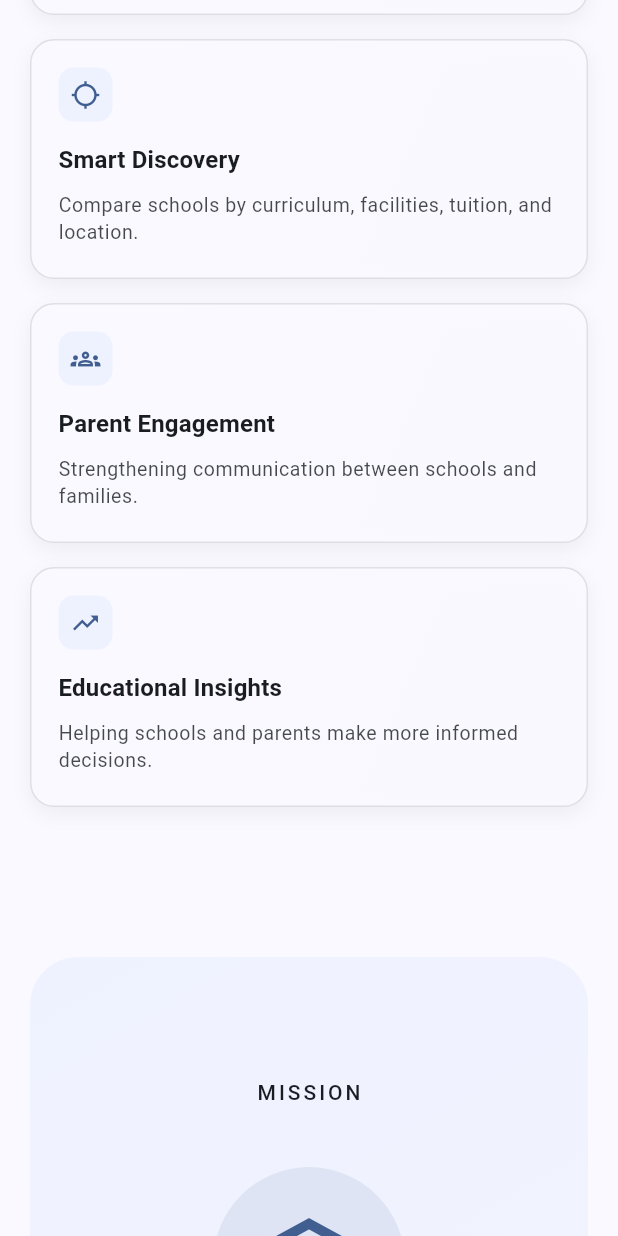
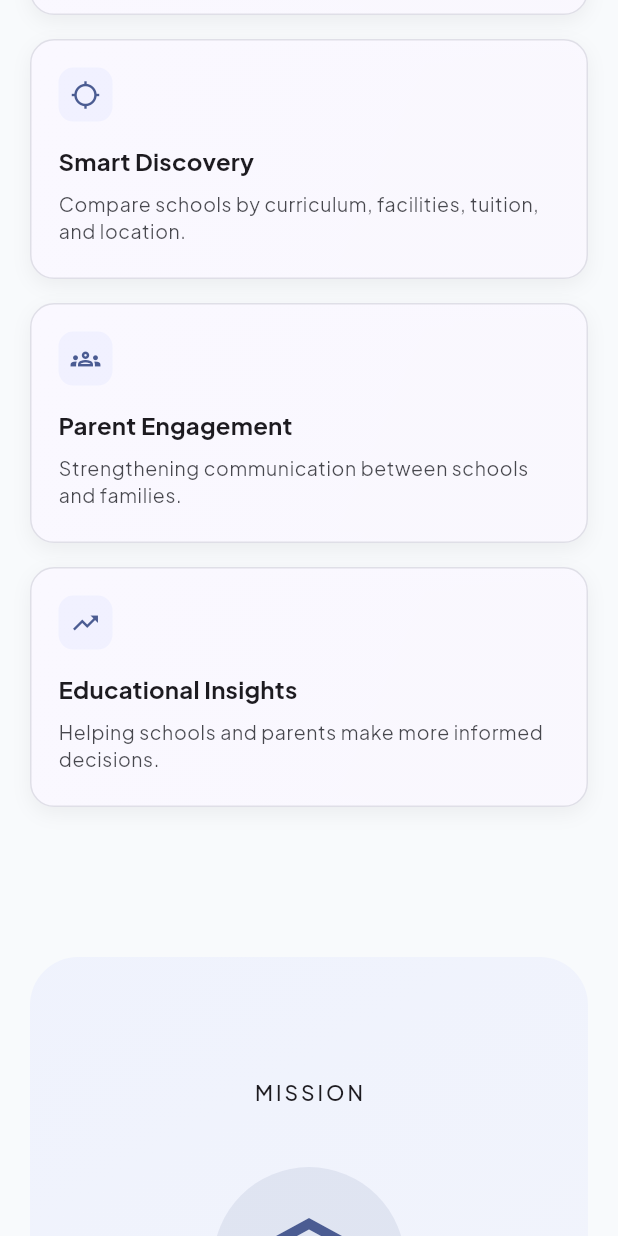
Before and after one commit to Tsion-Teklay/School-Recommendation-System, a Flutter app: the screen it shows after launch, scrolled down 1152 dp, on a phone screen of 412 x 824 dp. Run offline on Flutter 3.47's test engine with Material 3 defaults, Android fonts, the phone set to English and light mode, and no system bars; our stand-ins replace dio, email_validator, file_picker, fl_chart, flutter_map, flutter_riverpod and 6 more; missing offline and left inert: dart:html; accounts and stored records are empty.

Commit message:
stashed changes to be merged with main

```diff
--- a/frontend/lib/core/theme.dart
+++ b/frontend/lib/core/theme.dart
@@ -1,33 +1,119 @@
 import 'package:flutter/material.dart';
+import 'package:google_fonts/google_fonts.dart';
 
-/// Material 3 theme seeded off a single brand color. Both light and dark
-/// schemes are derived automatically; if we ever swap the brand seed it
-/// propagates everywhere.
-ThemeData appTheme(Brightness brightness) {
+ThemeData appTheme() {
+  // Use ColorScheme.fromSeed to automatically generate all Material 3 colors
+  // while keeping your custom blue as the primary brand color
   final scheme = ColorScheme.fromSeed(
-    seedColor: const Color(0xFF1565C0),
-    brightness: brightness,
+    seedColor: const Color(0xFF2563EB),
+    brightness: Brightness.light,
   );
+
   return ThemeData(
+    useMaterial3: true,
     colorScheme: scheme,
-    useMaterial3: true,
-    inputDecorationTheme: const InputDecorationTheme(
-      border: OutlineInputBorder(),
-      filled: false,
+
+    scaffoldBackgroundColor: const Color(0xFFF8FAFC),
+
+    textTheme: GoogleFonts.plusJakartaSansTextTheme().copyWith(
+      headlineLarge: GoogleFonts.plusJakartaSans(
+        fontSize: 34,
+        fontWeight: FontWeight.w700,
+        color: const Color(0xFF1A1D23),
+      ),
+      headlineMedium: GoogleFonts.plusJakartaSans(
+        fontSize: 28,
+        fontWeight: FontWeight.w700,
+        color: const Color(0xFF1A1D23),
+      ),
+      titleLarge: GoogleFonts.plusJakartaSans(
+        fontSize: 20,
+        fontWeight: FontWeight.w600,
+        color: const Color(0xFF1A1D23),
+      ),
+      bodyLarge: GoogleFonts.plusJakartaSans(
+        fontSize: 16,
+        height: 1.5,
+        color: const Color(0xFF374151),
+      ),
+      bodyMedium: GoogleFonts.plusJakartaSans(
+        fontSize: 14,
+        height: 1.5,
+        color: const Color(0xFF6B7280),
+      ),
     ),
-    // Use a finite minimum-width here. `Size.fromHeight(48)` resolves to
-    // `Size(double.infinity, 48)`, which forces every FilledButton in the
-    // app to a min-width of infinity. That works in `Column(crossAxisAlignment:
-    // stretch)` (where the parent imposes a tight bounded width regardless),
-    // but blows up in unbounded-width contexts — `Row + Spacer`, `Wrap`,
-    // narrow viewports — with "Cannot hit test a render box that has never
-    // been laid out" / "BoxConstraints forces an infinite width" assertions.
-    // `Size(0, 48)` keeps the 48dp tap-target height and lets the button
-    // size to its content elsewhere.
+
+    cardTheme: CardThemeData(
+      elevation: 0,
+      color: Colors.white,
+      margin: EdgeInsets.zero,
+      shape: RoundedRectangleBorder(
+        borderRadius: BorderRadius.circular(24),
+        side: BorderSide(
+          color: Colors.black.withValues(alpha: 0.06),
+        ),
+      ),
+    ),
+
     filledButtonTheme: FilledButtonThemeData(
       style: FilledButton.styleFrom(
-        minimumSize: const Size(0, 48),
+        minimumSize: const Size(0, 52),
+        shape: RoundedRectangleBorder(
+          borderRadius: BorderRadius.circular(14),
+        ),
+        textStyle: const TextStyle(
+          fontWeight: FontWeight.w600,
+          fontSize: 15,
+        ),
       ),
+    ),
+
+    inputDecorationTheme: InputDecorationTheme(
+      filled: true,
+      fillColor: Colors.white,
+
+      contentPadding: const EdgeInsets.symmetric(
+        horizontal: 16,
+        vertical: 16,
+      ),
+
+      hintStyle: TextStyle(
+        color: Colors.grey.shade600,
+      ),
+
+      border: OutlineInputBorder(
+        borderRadius: BorderRadius.circular(14),
+        borderSide: BorderSide.none,
+      ),
+
+      enabledBorder: OutlineInputBorder(
+        borderRadius: BorderRadius.circular(14),
+        borderSide: BorderSide(
+          color: Colors.grey.withValues(alpha: 0.3),
+        ),
+      ),
+
+      focusedBorder: OutlineInputBorder(
+        borderRadius: BorderRadius.circular(14),
+        borderSide: BorderSide(
+          color: scheme.primary,
+          width: 2,
+        ),
+      ),
+    ),
+
+    appBarTheme: const AppBarTheme(
+      centerTitle: false,
+      elevation: 0,
+      backgroundColor: Colors.transparent,
+      foregroundColor: Color(0xFF1A1D23),
+      iconTheme: IconThemeData(
+        color: Color(0xFF1A1D23),
+      ),
+    ),
+
+    iconTheme: const IconThemeData(
+      color: Color(0xFF374151),
     ),
   );
 }
--- a/frontend/lib/main.dart
+++ b/frontend/lib/main.dart
@@ -18,9 +18,7 @@ class SchoolRecApp extends ConsumerWidget {
     final router = ref.watch(routerProvider);
     return MaterialApp.router(
       title: 'School Recommendation System',
-      theme: appTheme(Brightness.light),
-      darkTheme: appTheme(Brightness.dark),
-      themeMode: ThemeMode.system,
+      theme: appTheme(),
       routerConfig: router,
       debugShowCheckedModeBanner: false,
     );
--- a/frontend/pubspec.yaml
+++ b/frontend/pubspec.yaml
@@ -70,6 +70,7 @@ dependencies:
   flutter_map: ^7.0.2
   latlong2: ^0.9.1
   share: ^2.0.4
+  google_fonts: ^6.1.0
 
 dev_dependencies:
   flutter_test:
```
Also changed, not shown: frontend/pubspec.lock, 2 other files.
